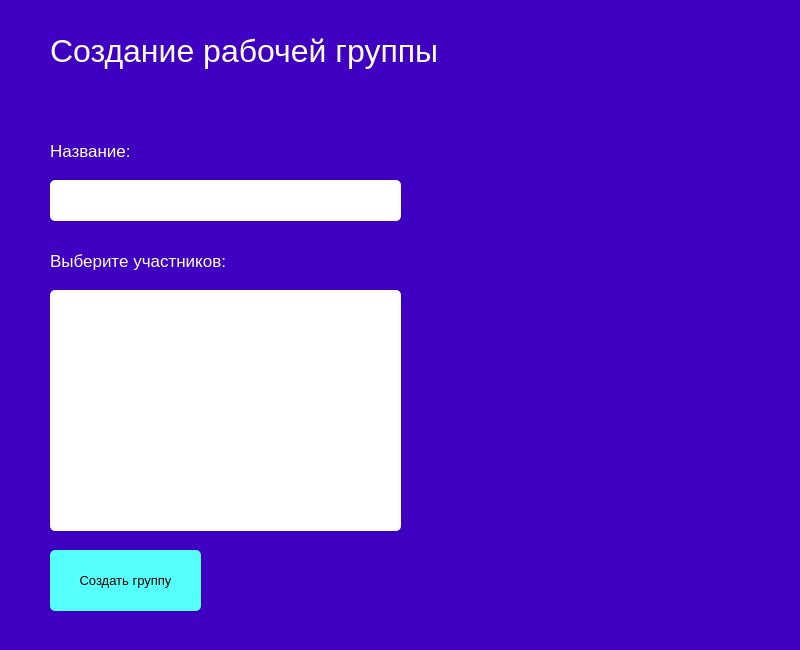
Alex-Filat0v/course_work_3rd_year, file client/templates/create_group.ui: the form before one commit.
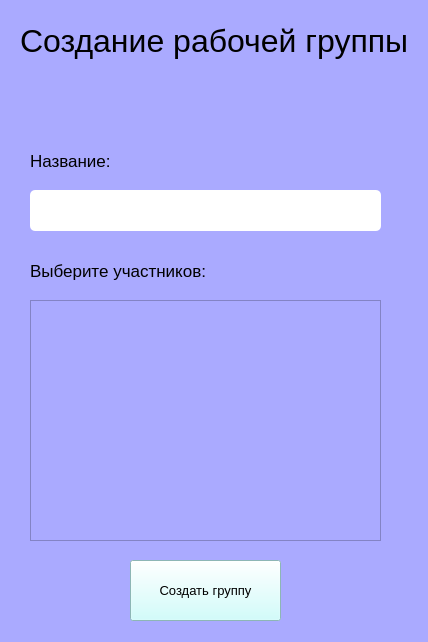
The form after the commit.

```diff
--- a/client/templates/create_group.ui
+++ b/client/templates/create_group.ui
@@ -6,23 +6,35 @@
    <rect>
     <x>0</x>
     <y>0</y>
-    <width>800</width>
-    <height>650</height>
+    <width>428</width>
+    <height>642</height>
    </rect>
   </property>
+  <property name="minimumSize">
+   <size>
+    <width>428</width>
+    <height>642</height>
+   </size>
+  </property>
+  <property name="maximumSize">
+   <size>
+    <width>428</width>
+    <height>642</height>
+   </size>
+  </property>
   <property name="windowTitle">
    <string>MainWindow</string>
   </property>
   <property name="styleSheet">
-   <string notr="true">background-color: rgb(64, 0, 194);</string>
+   <string notr="true">background-color: rgb(170, 170, 255);</string>
   </property>
   <widget class="QWidget" name="centralwidget">
    <widget class="QLabel" name="label">
     <property name="geometry">
      <rect>
-      <x>50</x>
-      <y>20</y>
-      <width>511</width>
+      <x>20</x>
+      <y>10</y>
+      <width>391</width>
       <height>61</height>
      </rect>
     </property>
@@ -32,7 +44,7 @@
      </font>
     </property>
     <property name="styleSheet">
-     <string notr="true">color: rgb(255, 255, 255);</string>
+     <string notr="true"/>
     </property>
     <property name="text">
      <string>Создание рабочей группы</string>
@@ -41,8 +53,8 @@
    <widget class="QLabel" name="label_2">
     <property name="geometry">
      <rect>
-      <x>50</x>
-      <y>130</y>
+      <x>30</x>
+      <y>140</y>
       <width>111</width>
       <height>41</height>
      </rect>
@@ -53,7 +65,7 @@
      </font>
     </property>
     <property name="styleSheet">
-     <string notr="true">color: rgb(255, 255, 255);</string>
+     <string notr="true"/>
     </property>
     <property name="text">
      <string>Название:</string>
@@ -62,8 +74,8 @@
    <widget class="QLineEdit" name="lineEdit_title">
     <property name="geometry">
      <rect>
-      <x>50</x>
-      <y>180</y>
+      <x>30</x>
+      <y>190</y>
       <width>351</width>
       <height>41</height>
      </rect>
@@ -75,8 +87,8 @@
    <widget class="QPushButton" name="pushButton_add_group">
     <property name="geometry">
      <rect>
-      <x>50</x>
-      <y>550</y>
+      <x>130</x>
+      <y>560</y>
       <width>151</width>
       <height>61</height>
      </rect>
@@ -87,38 +99,18 @@
      </font>
     </property>
     <property name="styleSheet">
-     <string notr="true">background-color: rgb(85, 255, 250); color: black; border-radius: 5px;</string>
+     <string notr="true">background-color: rgb(197, 255, 254);
+</string>
     </property>
     <property name="text">
      <string>Создать группу</string>
     </property>
    </widget>
-   <widget class="QLabel" name="label_error">
-    <property name="geometry">
-     <rect>
-      <x>50</x>
-      <y>90</y>
-      <width>371</width>
-      <height>21</height>
-     </rect>
-    </property>
-    <property name="font">
-     <font>
-      <pointsize>11</pointsize>
-     </font>
-    </property>
-    <property name="styleSheet">
-     <string notr="true">color: rgb(255, 85, 0);</string>
-    </property>
-    <property name="text">
-     <string/>
-    </property>
-   </widget>
    <widget class="QLabel" name="label_4">
     <property name="geometry">
      <rect>
-      <x>50</x>
-      <y>240</y>
+      <x>30</x>
+      <y>250</y>
       <width>231</width>
       <height>41</height>
      </rect>
@@ -129,7 +121,7 @@
      </font>
     </property>
     <property name="styleSheet">
-     <string notr="true">color: rgb(255, 255, 255);</string>
+     <string notr="true"/>
     </property>
     <property name="text">
      <string>Выберите участников:</string>
@@ -138,28 +130,38 @@
    <widget class="QListWidget" name="listWidget_contacts">
     <property name="geometry">
      <rect>
-      <x>50</x>
-      <y>290</y>
+      <x>30</x>
+      <y>300</y>
       <width>351</width>
       <height>241</height>
      </rect>
     </property>
     <property name="styleSheet">
-     <string notr="true">background-color: rgb(255, 255, 255); border-radius: 5px;</string>
+     <string notr="true">background-color: rgb(170, 170, 255);</string>
     </property>
    </widget>
+   <widget class="QLabel" name="label_error">
+    <property name="geometry">
+     <rect>
+      <x>20</x>
+      <y>90</y>
+      <width>381</width>
+      <height>21</height>
+     </rect>
+    </property>
+    <property name="font">
+     <font>
+      <pointsize>14</pointsize>
+     </font>
+    </property>
+    <property name="styleSheet">
+     <string notr="true"/>
+    </property>
+    <property name="text">
+     <string/>
+    </property>
+   </widget>
   </widget>
-  <widget class="QMenuBar" name="menubar">
-   <property name="geometry">
-    <rect>
-     <x>0</x>
-     <y>0</y>
-     <width>800</width>
-     <height>21</height>
-    </rect>
-   </property>
-  </widget>
-  <widget class="QStatusBar" name="statusbar"/>
  </widget>
  <resources/>
  <connections/>
```
